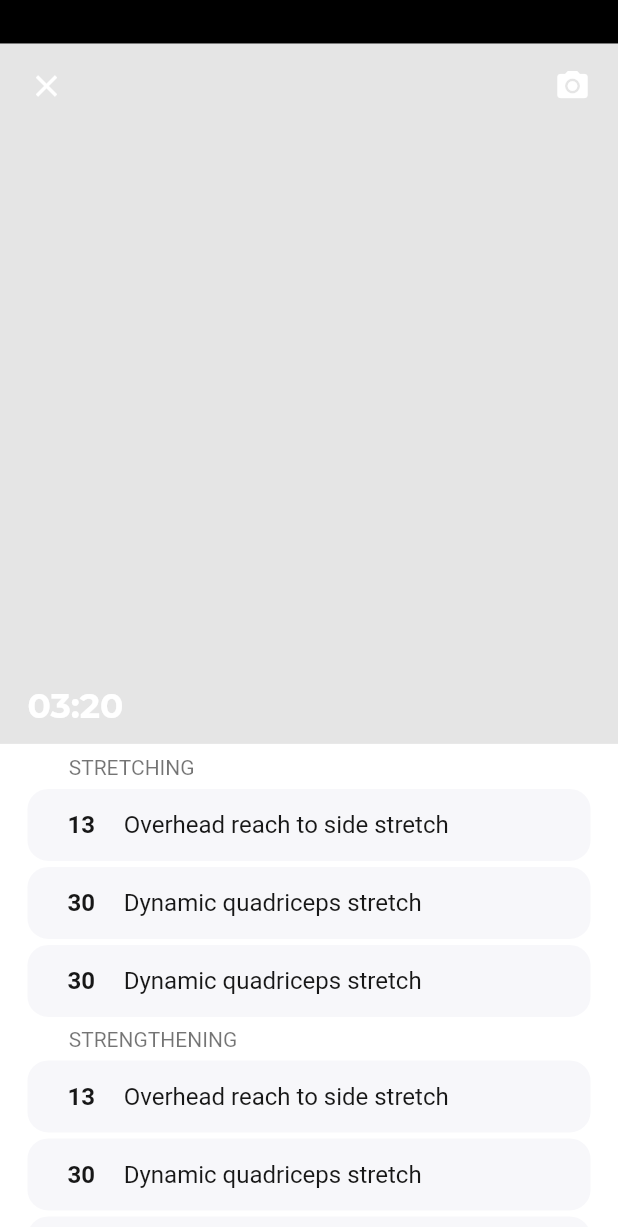
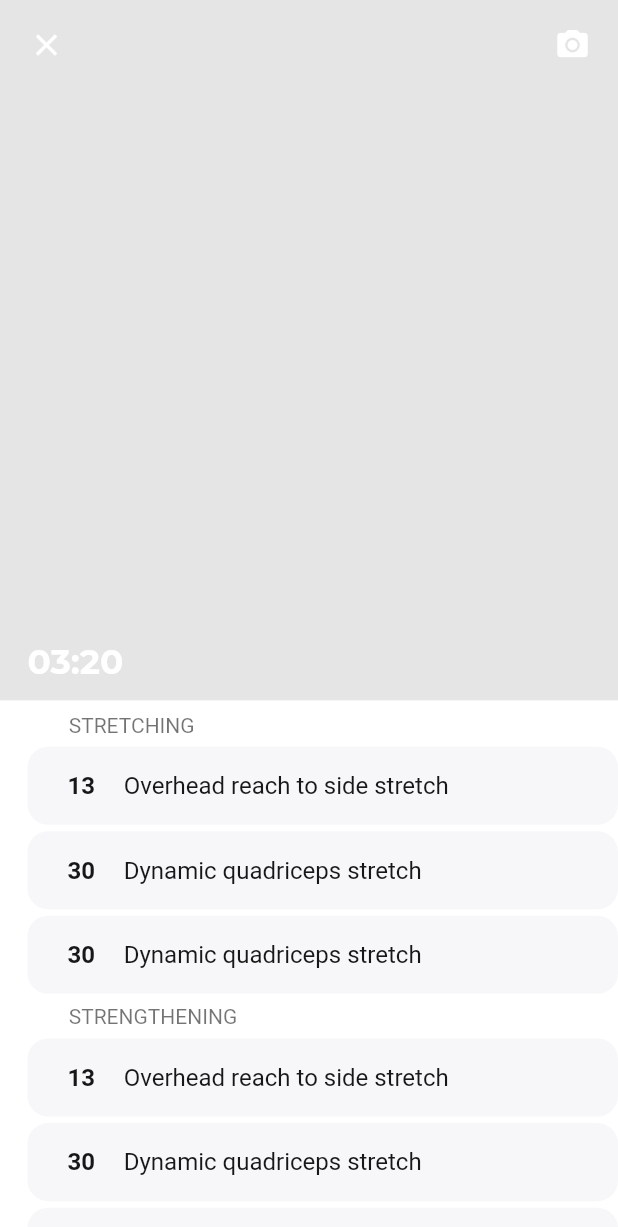
Before and after one commit to abhinavtyagiO/Stance, a Flutter app: the WorkoutVideo screen opened by its route, on a phone screen of 412 x 824 dp. Shown: the top 1227 px of the screen. Run offline on Flutter 3.47's test engine with Material 2 defaults, Android fonts, the light colour scheme and no system bars; our stand-ins replace camera, dotted_line, firebase_auth, firebase_core, flutter_screenutil, google_sign_in and 3 more; missing offline and left inert: flutter_webview_plugin, tflite; accounts and stored records are empty; statements that could not run were skipped; project files that could hold a hidden picture were left out.

Commit message:
Fixed some Errors

```diff
--- a/lib/main.dart
+++ b/lib/main.dart
@@ -30,7 +30,7 @@ Future<Null> main() async {
         //print(cred.asMap());
         return MaterialApp(
           title: 'STANCE',
-          initialRoute: TestPosture.id,
+          initialRoute: FrontCapture.id,
           routes: {
           Home.id: (context) => Home(),
           Profile.id: (context) => Profile(),
--- a/lib/pages/workoutVideo.dart
+++ b/lib/pages/workoutVideo.dart
@@ -30,17 +30,14 @@ class _WorkoutVideoState extends State<WorkoutVideo> {
     ScreenUtil.init(
       context,
       width: 360,
-      height: 824,
+      height: 760,
     );
     return Scaffold(
       backgroundColor: Hexcolor('#ffffff'),
-      body: Column(
+      body: SafeArea(
+        child: Column(
           crossAxisAlignment: CrossAxisAlignment.start,
           children: <Widget>[
-          Container(
-            height: ScreenUtil().setHeight(29.0),
-            color: Hexcolor('#000000'),
-          ),
             AspectRatio(
               aspectRatio: 360 / 408,
                 child: Container(
@@ -93,6 +90,9 @@ class _WorkoutVideoState extends State<WorkoutVideo> {
                 ),
               ),
             ),
+            Expanded(
+              child: ListView(
+                children: [
                    Container(
                 margin: EdgeInsets.only(
                   left: ScreenUtil().setWidth(40.0),
@@ -400,7 +400,13 @@ class _WorkoutVideoState extends State<WorkoutVideo> {
                  ],
                 )
               ),
+              SizedBox(height: ScreenUtil().setHeight(24),),
                 ],
+              ),
+            ),
+
+          ],
+        ),
       ),
     );
   }
```
Also changed, not shown: lib/pages/frontposeCapture.dart (+34 -0 lines), lib/pages/sideposeCapture.dart (+45 -0 lines), assets/images/arrow.png (added). Lines whose indentation alone changed are shown as unchanged.
